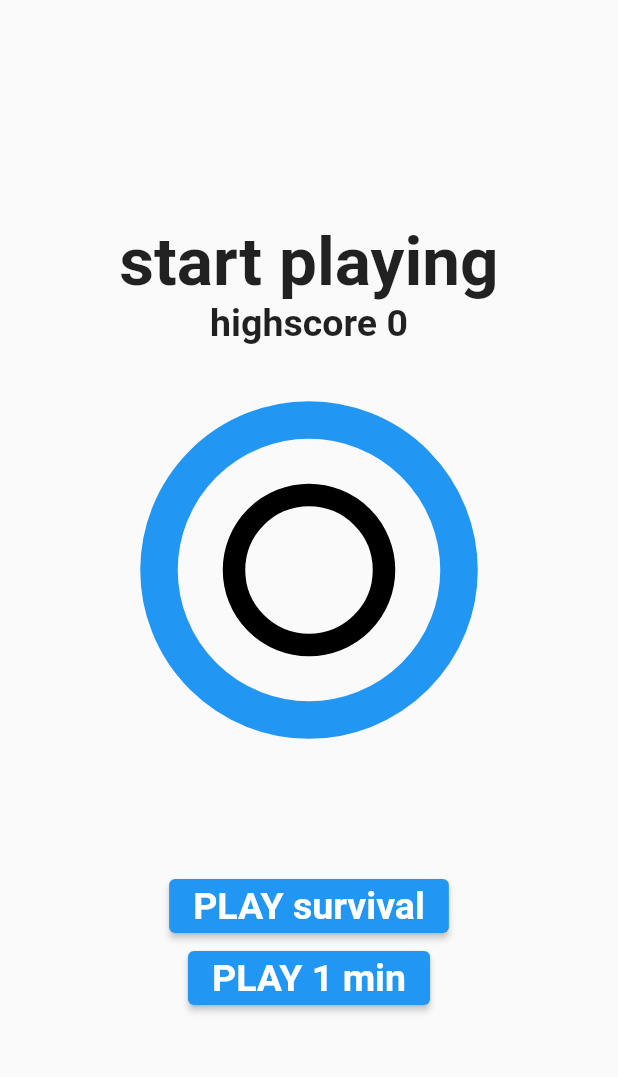
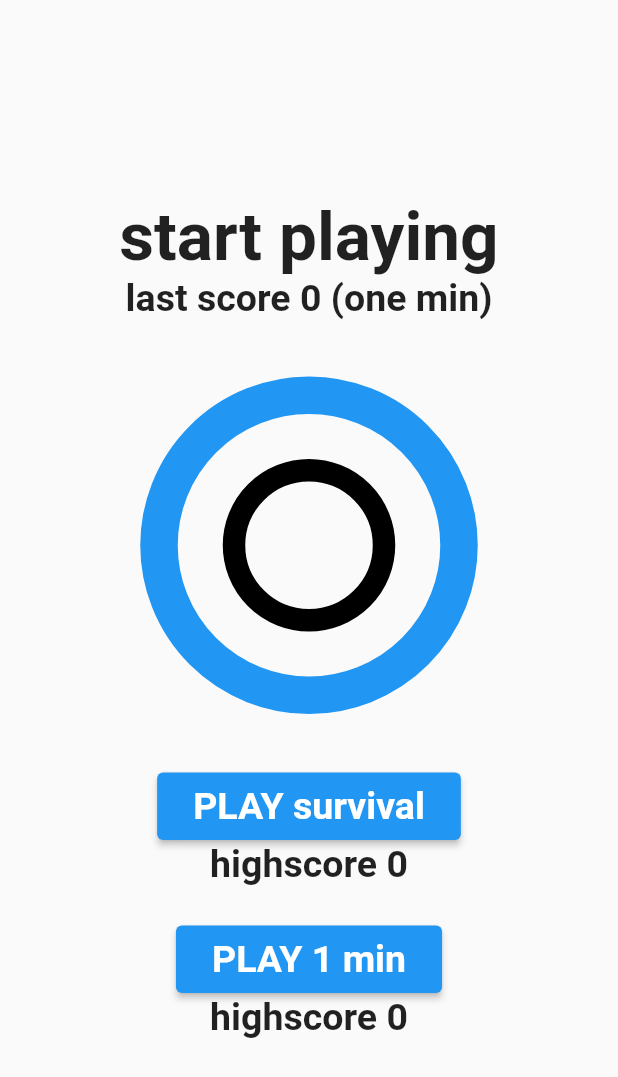
Before and after one commit to joscha0/circle_hit, a Flutter app: the screen it shows after launch, on a phone screen of 412 x 824 dp. Shown: the top 1077 px of the screen. Run offline on Flutter 3.47's test engine with Material 2 defaults, Android fonts, the phone set to English and light mode, and no system bars.

```diff
--- a/lib/main.dart
+++ b/lib/main.dart
@@ -32,8 +32,10 @@ class _MyStatefulWidgetState extends State<MyStatefulWidget> {
   double _targetValue = 100;
   Color _targetColor = Colors.blue;
   int score = 0;
-  int highscore = 0;
+  int highscoreSurvival = 0;
+  int highscoreOneMin = 0;
   bool isPlaying = false;
+  bool isSurvival = false;
   double startTime = 0;
   Timer timer = Timer.periodic(Duration(seconds: 1), (timer) {});
 
@@ -47,7 +49,10 @@ class _MyStatefulWidgetState extends State<MyStatefulWidget> {
           style: TextStyle(fontSize: 45, fontWeight: FontWeight.bold),
         ),
         Text(
-          isPlaying ? '$startTime' : 'highscore $highscore',
+          isPlaying
+              ? '$startTime'
+              : 'last score $score' +
+                  (isSurvival ? " (survival)" : " (one min)"),
           style: TextStyle(fontSize: 25, fontWeight: FontWeight.bold),
         ),
         SizedBox(
@@ -67,7 +72,7 @@ class _MyStatefulWidgetState extends State<MyStatefulWidget> {
           )
         ])),
         SizedBox(
-          height: 100,
+          height: 50,
         ),
         isPlaying
             ? Slider(
@@ -80,7 +85,9 @@ class _MyStatefulWidgetState extends State<MyStatefulWidget> {
                     if (_targetValue - 1 < value && value < _targetValue) {
                       score++;
                       randomizeCircles();
-                      startTimer();
+                      if (isSurvival) {
+                        startSurvival();
+                      }
                     }
                   });
                 },
@@ -93,27 +100,47 @@ class _MyStatefulWidgetState extends State<MyStatefulWidget> {
                         setState(() {
                           score = 0;
                           isPlaying = true;
+                          isSurvival = true;
                           randomizeCircles();
                         });
                       },
+                      child: Padding(
+                        padding: const EdgeInsets.all(8.0),
                         child: Text(
                           "PLAY survival",
                           style: TextStyle(
                               fontSize: 25, fontWeight: FontWeight.bold),
+                        ),
                       )),
+                  Text(
+                    'highscore $highscoreSurvival',
+                    style: TextStyle(fontSize: 25, fontWeight: FontWeight.bold),
+                  ),
+                  SizedBox(
+                    height: 25,
+                  ),
                   ElevatedButton(
                       onPressed: () {
                         setState(() {
                           score = 0;
                           isPlaying = true;
+                          isSurvival = false;
                           randomizeCircles();
+                          startOneMinute();
                         });
                       },
+                      child: Padding(
+                        padding: const EdgeInsets.all(8.0),
                         child: Text(
                           "PLAY 1 min",
                           style: TextStyle(
                               fontSize: 25, fontWeight: FontWeight.bold),
+                        ),
                       )),
+                  Text(
+                    'highscore $highscoreOneMin',
+                    style: TextStyle(fontSize: 25, fontWeight: FontWeight.bold),
+                  ),
                 ],
               ),
       ],
@@ -128,7 +155,7 @@ class _MyStatefulWidgetState extends State<MyStatefulWidget> {
     });
   }
 
-  void startTimer() {
+  void startSurvival() {
     startTime = (exp(-(0.04 * score)) * 50) + 10;
     timer.cancel();
     timer = new Timer.periodic(
@@ -137,8 +164,33 @@ class _MyStatefulWidgetState extends State<MyStatefulWidget> {
         if (startTime <= 0) {
           setState(() {
             timer.cancel();
-            if (score > highscore) {
-              highscore = score;
+            if (score > highscoreSurvival) {
+              highscoreSurvival = score;
+            }
+
+            isPlaying = false;
+            randomizeCircles();
+          });
+        } else {
+          setState(() {
+            startTime--;
+          });
+        }
+      },
+    );
+  }
+
+  void startOneMinute() {
+    startTime = 60;
+    timer.cancel();
+    timer = new Timer.periodic(
+      Duration(seconds: 1),
+      (Timer timer) {
+        if (startTime <= 0) {
+          setState(() {
+            timer.cancel();
+            if (score > highscoreOneMin) {
+              highscoreOneMin = score;
             }
 
             isPlaying = false;
```
Lines whose indentation alone changed are shown as unchanged.
